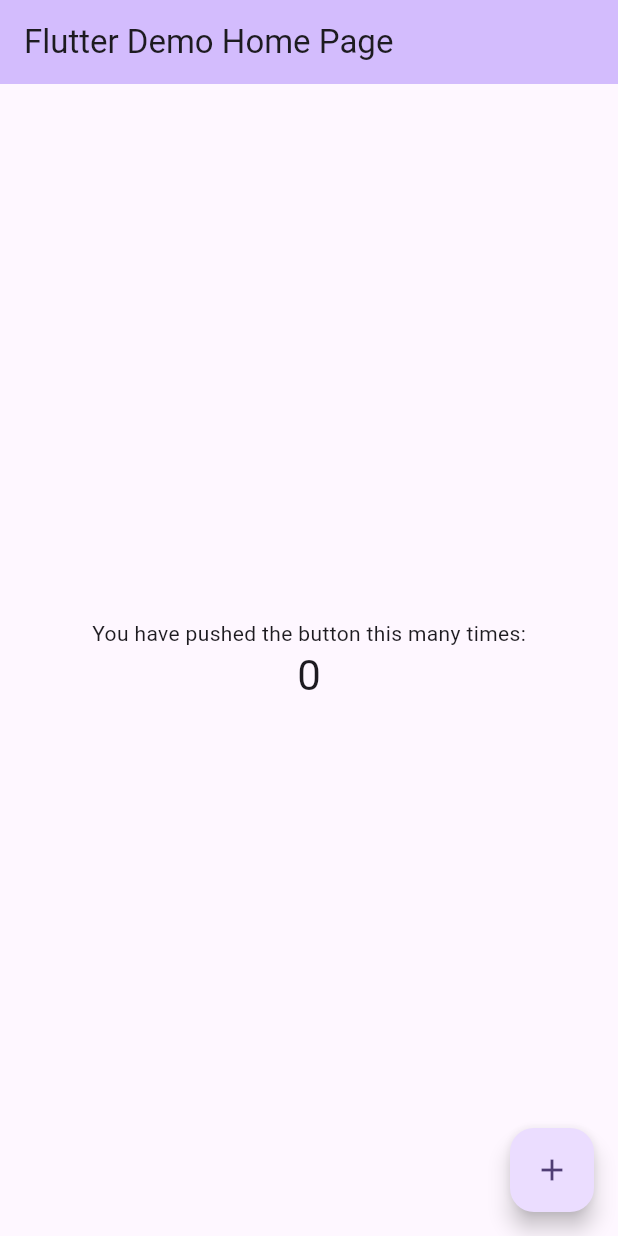
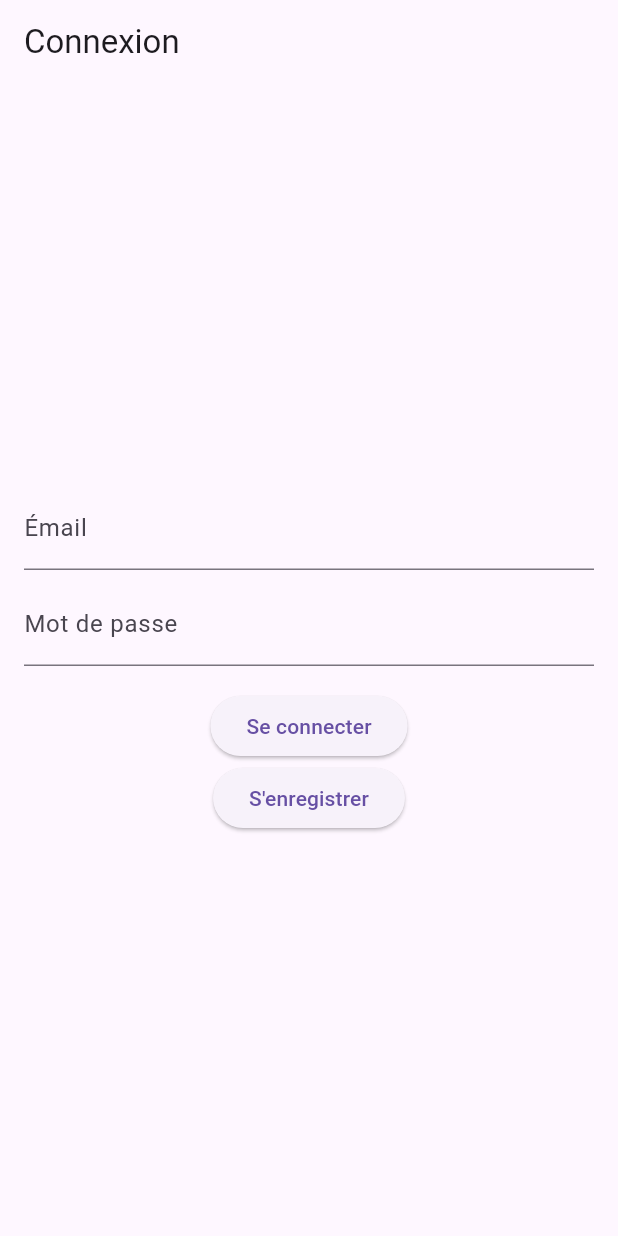
Before and after one commit to badistighlit/ESGIX, a Flutter app: the screen it shows after launch, on a phone screen of 412 x 824 dp. Run offline on Flutter 3.47's test engine with Material 3 defaults, Android fonts, the phone set to English and light mode, and no system bars; our stand-ins replace equatable, flutter_bloc, flutter_dotenv.

Commit message:
LOGIN/REGISTER

```diff
--- /dev/null
+++ b/devtools_options.yaml
@@ -0,0 +1,3 @@
+description: This file stores settings for Dart & Flutter DevTools.
+documentation: https://docs.flutter.dev/tools/devtools/extensions#configure-extension-enablement-states
+extensions:
--- a/lib/blocs/auth/auth_bloc.dart
+++ b/lib/blocs/auth/auth_bloc.dart
@@ -0,0 +1,38 @@
+import 'dart:developer';
+
+import 'package:flutter_bloc/flutter_bloc.dart';
+import '../../repositories/auth_repository.dart';
+import 'auth_event.dart';
+import 'auth_state.dart';
+class AuthBloc extends Bloc<AuthEvent, AuthState> {
+  final AuthRepository authRepository;
+
+  AuthBloc(this.authRepository) : super(AuthInitial()) {
+    on<Login>(_onLogin);
+    on<Register>(_onRegister);
+  }
+
+  void _onLogin(Login event, Emitter<AuthState> emit) async {
+    emit(AuthLoading());
+    try {
+      final user = await authRepository.login(event.email, event.password);
+      if (user.token.isNotEmpty) {
+        emit(AuthSuccess(user.username));
+      } else {
+        emit(AuthFailure("Échec de la connexion : token vide"));
+      }
+    } catch (e) {
+      emit(AuthFailure("Échec de la connexion : ${e.toString()}"));
+    }
+  }
+
+  void _onRegister(Register event, Emitter<AuthState> emit) async {
+    emit(AuthLoading());
+    try {
+      final register = await authRepository.register(event.email, event.password, event.username, event.avatar);
+      emit(AuthSuccess(register.username));
+        } catch (e) {
+      emit(RegisterFailure(e.toString()));
+    }
+  }
+}
--- a/lib/blocs/auth/auth_event.dart
+++ b/lib/blocs/auth/auth_event.dart
@@ -0,0 +1,29 @@
+import 'package:equatable/equatable.dart';
+
+abstract class AuthEvent extends Equatable {
+  @override
+  List<Object> get props => [];
+}
+
+class Login extends AuthEvent {
+  final String email;
+  final String password;
+
+  Login({required this.email, required this.password});
+
+  @override
+  List<Object> get props => [email, password];
+}
+
+
+class Register extends AuthEvent {
+  final String email;
+  final String password;
+  final String username;
+  final String avatar;
+
+  Register({required this.email, required this.password, required this.username, required this.avatar});
+
+  @override
+  List<Object> get props => [email, password, username, avatar];
+}
--- a/lib/blocs/auth/auth_state.dart
+++ b/lib/blocs/auth/auth_state.dart
@@ -0,0 +1,42 @@
+import 'package:equatable/equatable.dart';
+
+abstract class AuthState extends Equatable {
+  const AuthState();
+
+  @override
+  List<Object?> get props => [];
+}
+class AuthInitial extends AuthState {
+  const AuthInitial();
+}
+
+class AuthLoading extends AuthState {
+  const AuthLoading();
+}
+
+class AuthSuccess extends AuthState {
+  final String username;
+
+  const AuthSuccess(this.username);
+
+  @override
+  List<Object?> get props => [username];
+}
+
+class AuthFailure extends AuthState {
+  final String error;
+
+  const AuthFailure(this.error);
+
+  @override
+  List<Object?> get props => [error];
+}
+
+class RegisterFailure extends AuthState {
+  final String error;
+
+  const RegisterFailure(this.error);
+
+  @override
+  List<Object?> get props => [error];
+}
--- a/lib/main.dart
+++ b/lib/main.dart
@@ -1,125 +1,34 @@
 import 'package:flutter/material.dart';
+import 'package:flutter_bloc/flutter_bloc.dart';
+import 'package:projet_esgix/repositories/auth_repository.dart';
+import 'package:http/http.dart' as http;
+import 'package:flutter_dotenv/flutter_dotenv.dart';
+import 'package:projet_esgix/services/api_service.dat.dart';
+import 'blocs/auth/auth_bloc.dart';
+import 'screens/login_screen.dart';
 
-void main() {
-  runApp(const MyApp());
+Future<void> main() async {
+  await dotenv.load();
+  final ApiService apiService = ApiService(baseUrl: 'https://esgix.tech', httpClient: http.Client());
+  final AuthRepository authRepository = AuthRepositoryImpl(apiService);
+
+  runApp(MyApp(authRepository: authRepository));
 }
 
 class MyApp extends StatelessWidget {
-  const MyApp({super.key});
+  final AuthRepository authRepository;
 
-  // This widget is the root of your application.
+  const MyApp({super.key, required this.authRepository});
+
   @override
   Widget build(BuildContext context) {
-    return MaterialApp(
-      title: 'Flutter Demo',
-      theme: ThemeData(
-        // This is the theme of your application.
-        //
-        // TRY THIS: Try running your application with "flutter run". You'll see
-        // the application has a purple toolbar. Then, without quitting the app,
-        // try changing the seedColor in the colorScheme below to Colors.green
-        // and then invoke "hot reload" (save your changes or press the "hot
-        // reload" button in a Flutter-supported IDE, or press "r" if you used
-        // the command line to start the app).
-        //
-        // Notice that the counter didn't reset back to zero; the application
-        // state is not lost during the reload. To reset the state, use hot
-        // restart instead.
-        //
-        // This works for code too, not just values: Most code changes can be
-        // tested with just a hot reload.
-        colorScheme: ColorScheme.fromSeed(seedColor: Colors.deepPurple),
-        useMaterial3: true,
+    return BlocProvider(
+      create: (context) => AuthBloc(authRepository),
+      child: MaterialApp(
+        title: 'Projet Esgix',
+        theme: ThemeData(primarySwatch: Colors.blue),
+        home: LoginScreen(),
       ),
-      home: const MyHomePage(title: 'Flutter Demo Home Page'),
     );
   }
 }
-
-class MyHomePage extends StatefulWidget {
-  const MyHomePage({super.key, required this.title});
-
-  // This widget is the home page of your application. It is stateful, meaning
-  // that it has a State object (defined below) that contains fields that affect
-  // how it looks.
-
-  // This class is the configuration for the state. It holds the values (in this
-  // case the title) provided by the parent (in this case the App widget) and
-  // used by the build method of the State. Fields in a Widget subclass are
-  // always marked "final".
-
-  final String title;
-
-  @override
-  State<MyHomePage> createState() => _MyHomePageState();
-}
-
-class _MyHomePageState extends State<MyHomePage> {
-  int _counter = 0;
-
-  void _incrementCounter() {
-    setState(() {
-      // This call to setState tells the Flutter framework that something has
-      // changed in this State, which causes it to rerun the build method below
-      // so that the display can reflect the updated values. If we changed
-      // _counter without calling setState(), then the build method would not be
-      // called again, and so nothing would appear to happen.
-      _counter++;
-    });
-  }
-
-  @override
-  Widget build(BuildContext context) {
-    // This method is rerun every time setState is called, for instance as done
-    // by the _incrementCounter method above.
-    //
-    // The Flutter framework has been optimized to make rerunning build methods
-    // fast, so that you can just rebuild anything that needs updating rather
-    // than having to individually change instances of widgets.
-    return Scaffold(
-      appBar: AppBar(
-        // TRY THIS: Try changing the color here to a specific color (to
-        // Colors.amber, perhaps?) and trigger a hot reload to see the AppBar
-        // change color while the other colors stay the same.
-        backgroundColor: Theme.of(context).colorScheme.inversePrimary,
-        // Here we take the value from the MyHomePage object that was created by
-        // the App.build method, and use it to set our appbar title.
-        title: Text(widget.title),
-      ),
-      body: Center(
-        // Center is a layout widget. It takes a single child and positions it
-        // in the middle of the parent.
-        child: Column(
-          // Column is also a layout widget. It takes a list of children and
-          // arranges them vertically. By default, it sizes itself to fit its
-          // children horizontally, and tries to be as tall as its parent.
-          //
-          // Column has various properties to control how it sizes itself and
-          // how it positions its children. Here we use mainAxisAlignment to
-          // center the children vertically; the main axis here is the vertical
-          // axis because Columns are vertical (the cross axis would be
-          // horizontal).
-          //
-          // TRY THIS: Invoke "debug painting" (choose the "Toggle Debug Paint"
-          // action in the IDE, or press "p" in the console), to see the
-          // wireframe for each widget.
-          mainAxisAlignment: MainAxisAlignment.center,
-          children: <Widget>[
-            const Text(
-              'You have pushed the button this many times:',
-            ),
-            Text(
-              '$_counter',
-              style: Theme.of(context).textTheme.headlineMedium,
-            ),
-          ],
-        ),
-      ),
-      floatingActionButton: FloatingActionButton(
-        onPressed: _incrementCounter,
-        tooltip: 'Increment',
-        child: const Icon(Icons.add),
-      ), // This trailing comma makes auto-formatting nicer for build methods.
-    );
-  }
-}
--- a/lib/models/user_model.dart
+++ b/lib/models/user_model.dart
@@ -0,0 +1,108 @@
+class User {
+  final String apiKey;
+  final String avatar;
+  final String collectionId;
+  final String collectionName;
+  final DateTime created;
+  final String email;
+  final bool emailVisibility;
+  final String id;
+  final DateTime updated;
+  final String username;
+  final bool verified;
+  final String token;
+
+  static User? _instance;
+
+  User._({
+    required this.apiKey,
+    required this.avatar,
+    required this.collectionId,
+    required this.collectionName,
+    required this.created,
+    required this.email,
+    required this.emailVisibility,
+    required this.id,
+    required this.updated,
+    required this.username,
+    required this.verified,
+    required this.token,
+  });
+
+  factory User({
+    required String apiKey,
+    required String avatar,
+    required String collectionId,
+    required String collectionName,
+    required DateTime created,
+    required String email,
+    required bool emailVisibility,
+    required String id,
+    required DateTime updated,
+    required String username,
+    required bool verified,
+    required String token,
+  }) {
+    _instance ??= User._(
+      apiKey: apiKey,
+      avatar: avatar,
+      collectionId: collectionId,
+      collectionName: collectionName,
+      created: created,
+      email: email,
+      emailVisibility: emailVisibility,
+      id: id,
+      updated: updated,
+      username: username,
+      verified: verified,
+      token: token,
+    );
+    return _instance!;
+  }
+
+  static User? get instance => _instance;
+
+  static void clearUser() {
+    _instance = null;
+  }
+
+  factory User.fromJson(Map<String, dynamic> json) {
+    return User(
+      apiKey: json['record']['api_key'],
+      avatar: json['record']['avatar'],
+      collectionId: json['record']['collectionId'],
+      collectionName: json['record']['collectionName'],
+      created: DateTime.parse(json['record']['created']),
+      email: json['record']['email'],
+      emailVisibility: json['record']['emailVisibility'],
+      id: json['record']['id'],
+      updated: DateTime.parse(json['record']['updated']),
+      username: json['record']['username'],
+      verified: json['record']['verified'],
+      token: json['token'],
+    );
+  }
+}
+
+class Register {
+  final String avatar;
+  final String email;
+  final String id;
+  final String username;
+
+  Register({
+    required this.avatar,
+    required this.email,
+    required this.id,
+    required this.username,
+  });
+
+  factory Register.fromJson(Map<String, dynamic> json) {
+    return Register(
+        avatar: json['avatar'],
+        email: json['email'],
+        id: json['id'],
+        username: json['username']
+    );
+  }
+}
--- a/lib/screens/login_screen.dart
+++ b/lib/screens/login_screen.dart
@@ -0,0 +1,86 @@
+import 'package:flutter/material.dart';
+import 'package:flutter_bloc/flutter_bloc.dart';
+import 'package:projet_esgix/screens/home_screen.dart';
+import 'package:projet_esgix/screens/register_screen.dart';
+import '../blocs/auth/auth_bloc.dart';
+import '../blocs/auth/auth_event.dart';
+import '../blocs/auth/auth_state.dart';
+
+class LoginScreen extends StatefulWidget {
+  const LoginScreen({super.key});
+
+  @override
+  _LoginScreenState createState() => _LoginScreenState();
+}
+
+class _LoginScreenState extends State<LoginScreen> {
+  final TextEditingController _usernameController = TextEditingController();
+  final TextEditingController _passwordController = TextEditingController();
+
+  @override
+  Widget build(BuildContext context) {
+    return BlocListener<AuthBloc, AuthState>(
+      listener: (context, state) {
+        if (state is AuthSuccess) {
+          Navigator.pushReplacement(context, MaterialPageRoute(builder: (_) => HomeScreen()));
+        } else if (state is AuthFailure) {
+          showDialog(
+            context: context,
+            builder: (_) => AlertDialog(
+              title: Text('Erreur de Connexion'),
+              content: Text('Erreur de Connexion'),
+              actions: [
+                TextButton(
+                  onPressed: () => Navigator.pop(context),
+                  child: Text('OK'),
+                ),
+              ],
+            ),
+          );
+        }
+      },
+      child: Scaffold(
+        appBar: AppBar(
+          title: Text('Connexion'),
+        ),
+        body: Padding(
+          padding: const EdgeInsets.all(16.0),
+          child: Column(
+            mainAxisAlignment: MainAxisAlignment.center,
+            children: <Widget>[
+              TextField(
+                controller: _usernameController,
+                decoration: InputDecoration(
+                  labelText: 'Émail',
+                ),
+              ),
+              SizedBox(height: 8),
+              TextField(
+                controller: _passwordController,
+                decoration: InputDecoration(
+                  labelText: 'Mot de passe',
+                ),
+                obscureText: true,
+              ),
+              SizedBox(height: 16),
+              ElevatedButton(
+                onPressed: () {
+                  BlocProvider.of<AuthBloc>(context).add(
+                      Login(email: _usernameController.text, password: _passwordController.text)
+                  );
+                },
+                child: Text('Se connecter'),
+              ),
+              ElevatedButton(
+                onPressed: () {
+                  Navigator.pushReplacement(context, MaterialPageRoute(builder: (_) => RegisterScreen()));
+                },
+                child: Text('S\'enregistrer'),
+              ),
+            ],
+          ),
+        ),
+      ),
+    );
+  }
+}
```
Also changed, not shown: lib/repositories/auth_repository.dart (+23 -0 lines), lib/screens/home_screen.dart (+102 -0 lines), lib/screens/register_screen.dart (+105 -0 lines), lib/services/api_service.dat.dart (+57 -0 lines), pubspec.yaml (+7 -0 lines), pubspec.lock, 3 other files.
